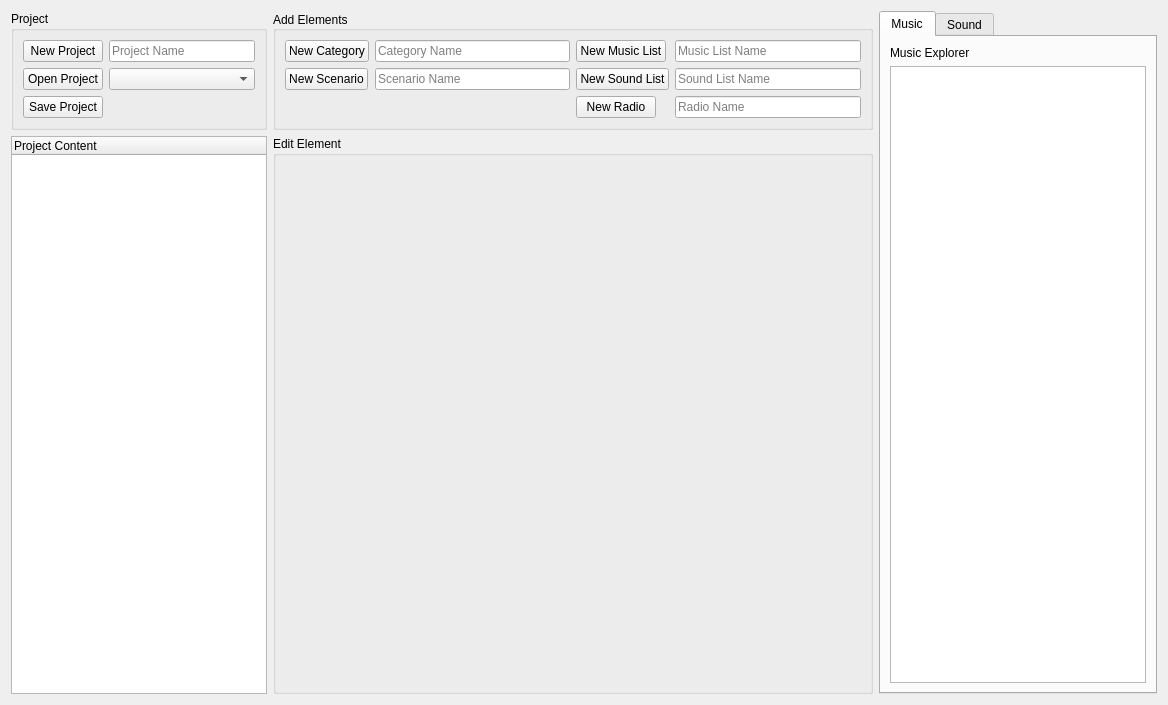
First picture: the form in editors/audioeditor.ui, repository PhilInTheGaps/GM-Companion, before the edit.
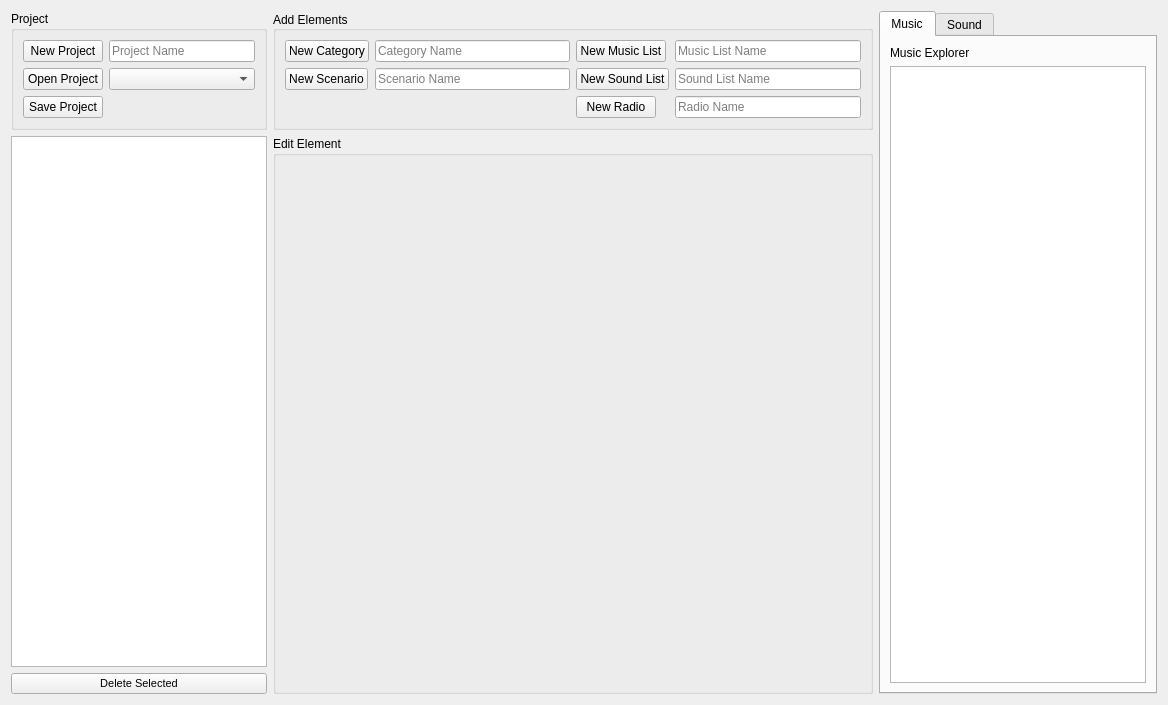
Second picture: the form after the edit.

Commit message: [AudioTool] Added functionality to delete categories and add scenarios

```diff
--- a/editors/audioeditor.ui
+++ b/editors/audioeditor.ui
@@ -123,7 +123,7 @@
         <bool>false</bool>
        </property>
        <attribute name="headerVisible">
-        <bool>true</bool>
+        <bool>false</bool>
        </attribute>
        <attribute name="headerShowSortIndicator" stdset="0">
         <bool>false</bool>
@@ -135,6 +135,22 @@
        </column>
       </widget>
      </item>
+     <item>
+      <layout class="QGridLayout" name="gridLayout">
+       <item row="0" column="0">
+        <widget class="QPushButton" name="pushButton_deleteSelected">
+         <property name="font">
+          <font>
+           <pointsize>8</pointsize>
+          </font>
+         </property>
+         <property name="text">
+          <string>Delete Selected</string>
+         </property>
+        </widget>
+       </item>
+      </layout>
+     </item>
     </layout>
    </item>
    <item>
```
The commit also changes 3 other files.
